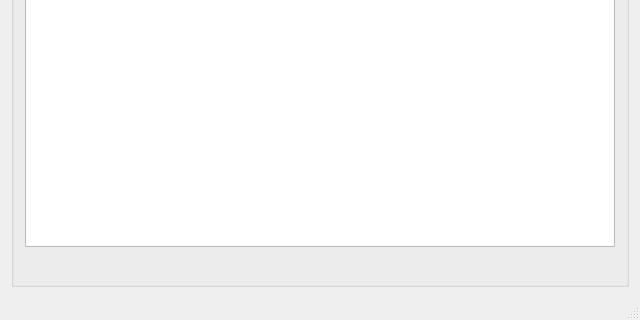
Qt form examples/serialbus/can/mainwindow.ui (eugesh/qtserialbus-fork) before a commit; both pictures show x 0 to 640 and y 161 to 481 of the 640 by 481 pixel window.
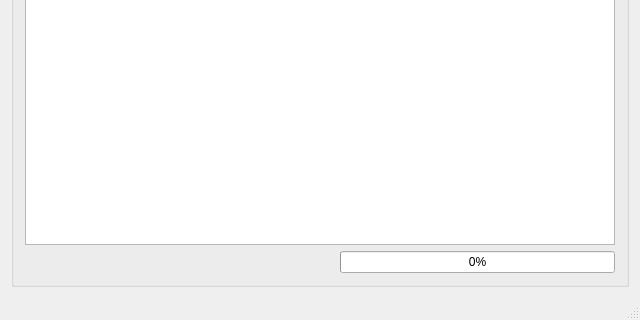
The same form after that commit. Icons and pictures are not drawn. Custom widgets are drawn as their Qt base class.

Commit message:
CAN example: add CAN bus load indicator
Task-number: QTBUG-91645

```diff
--- a/examples/serialbus/can/mainwindow.ui
+++ b/examples/serialbus/can/mainwindow.ui
@@ -85,6 +85,19 @@
              </property>
             </widget>
            </item>
+           <item>
+            <widget class="QProgressBar" name="bitrateIndicatorBar">
+             <property name="toolTip">
+              <string>&lt;html&gt;&lt;head/&gt;&lt;body&gt;&lt;p&gt;CAN bus load&lt;/p&gt;&lt;/body&gt;&lt;/html&gt;</string>
+             </property>
+             <property name="maximum">
+              <number>100</number>
+             </property>
+             <property name="value">
+              <number>0</number>
+             </property>
+            </widget>
+           </item>
           </layout>
          </item>
         </layout>
```
The commit also changes 3 other files.
